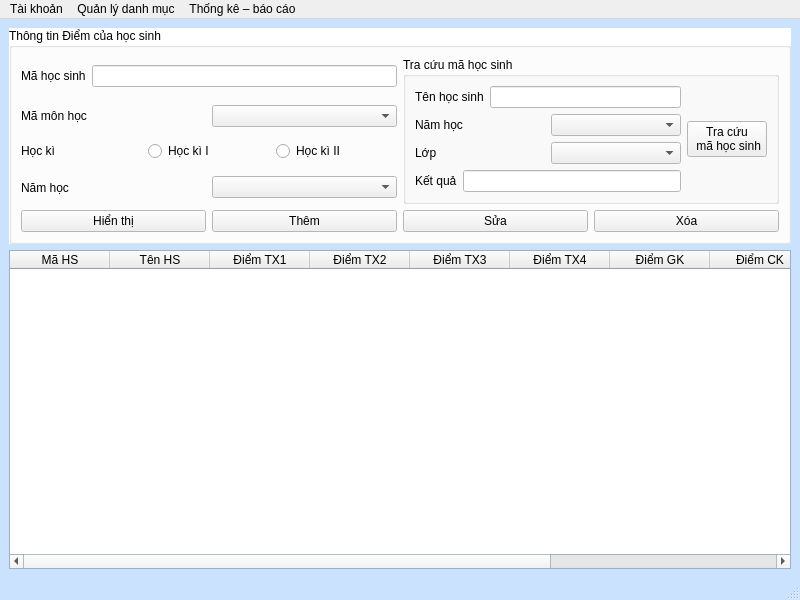
This is HongGrader/quanlydiem.ui in vumari/HongGrader as Qt 5 draws it before an edit. The edited form follows.
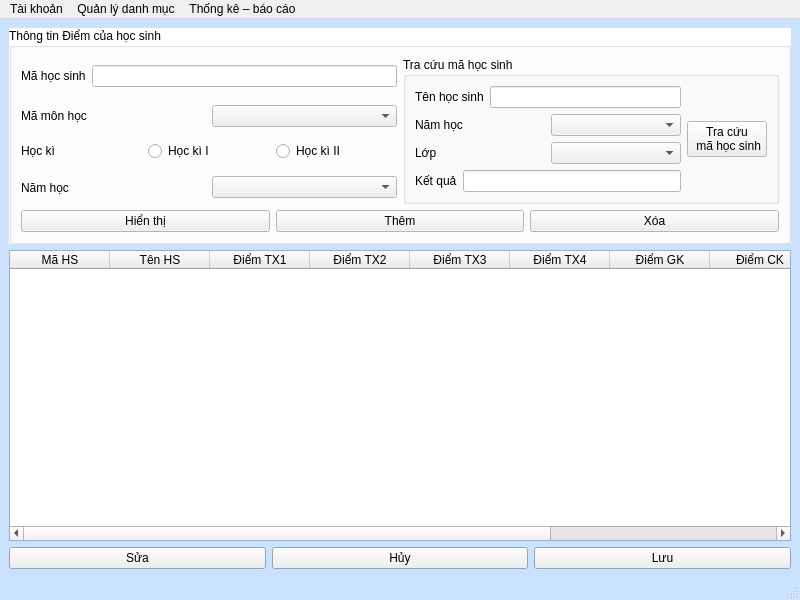
This is the edited form.

Diff of the .ui file:
```diff
--- a/HongGrader/quanlydiem.ui
+++ b/HongGrader/quanlydiem.ui
@@ -116,7 +116,28 @@
        <string>Thông tin Điểm của học sinh</string>
       </property>
       <layout class="QGridLayout" name="gridLayout_2">
-       <item row="0" column="2" rowspan="4" colspan="2">
+       <item row="0" column="0">
+        <layout class="QHBoxLayout" name="horizontalLayout_9">
+         <item>
+          <widget class="QLabel" name="label">
+           <property name="text">
+            <string>Mã học sinh</string>
+           </property>
+          </widget>
+         </item>
+         <item>
+          <widget class="QLineEdit" name="LEmaHS">
+           <property name="autoFillBackground">
+            <bool>false</bool>
+           </property>
+           <property name="styleSheet">
+            <string notr="true"/>
+           </property>
+          </widget>
+         </item>
+        </layout>
+       </item>
+       <item row="0" column="1" rowspan="4">
         <widget class="QGroupBox" name="groupBox_HS">
          <property name="title">
           <string>Tra cứu mã học sinh</string>
@@ -189,42 +210,21 @@
          </layout>
         </widget>
        </item>
-       <item row="0" column="0" colspan="2">
-        <layout class="QHBoxLayout" name="horizontalLayout_9">
+       <item row="1" column="0">
+        <layout class="QHBoxLayout" name="horizontalLayout_10">
          <item>
-          <widget class="QLabel" name="label">
+          <widget class="QLabel" name="label_2">
            <property name="text">
-            <string>Mã học sinh</string>
+            <string>Mã môn học</string>
            </property>
           </widget>
          </item>
          <item>
-          <widget class="QLineEdit" name="LEmaHS">
-           <property name="autoFillBackground">
-            <bool>false</bool>
-           </property>
-           <property name="styleSheet">
-            <string notr="true"/>
-           </property>
-          </widget>
+          <widget class="QComboBox" name="CBmonhoc"/>
          </item>
         </layout>
        </item>
-       <item row="4" column="0">
-        <widget class="QPushButton" name="BThienthi">
-         <property name="text">
-          <string>Hiển thị</string>
-         </property>
-        </widget>
-       </item>
-       <item row="4" column="1">
-        <widget class="QPushButton" name="BTthem">
-         <property name="text">
-          <string>Thêm</string>
-         </property>
-        </widget>
-       </item>
-       <item row="2" column="0" colspan="2">
+       <item row="2" column="0">
         <layout class="QHBoxLayout" name="horizontalLayout_5">
          <item>
           <widget class="QLabel" name="label_3">
@@ -249,7 +249,7 @@
          </item>
         </layout>
        </item>
-       <item row="3" column="0" colspan="2">
+       <item row="3" column="0">
         <layout class="QHBoxLayout" name="horizontalLayout_12">
          <item>
           <widget class="QLabel" name="label_4">
@@ -263,34 +263,31 @@
          </item>
         </layout>
        </item>
-       <item row="4" column="3">
-        <widget class="QPushButton" name="Btxoa">
-         <property name="text">
-          <string>Xóa</string>
-         </property>
-        </widget>
-       </item>
-       <item row="1" column="0" colspan="2">
-        <layout class="QHBoxLayout" name="horizontalLayout_10">
+       <item row="4" column="0" colspan="2">
+        <layout class="QHBoxLayout" name="horizontalLayout_7">
          <item>
-          <widget class="QLabel" name="label_2">
+          <widget class="QPushButton" name="BThienthi">
            <property name="text">
-            <string>Mã môn học</string>
+            <string>Hiển thị</string>
            </property>
           </widget>
          </item>
          <item>
-          <widget class="QComboBox" name="CBmonhoc"/>
+          <widget class="QPushButton" name="BTthem">
+           <property name="text">
+            <string>Thêm</string>
+           </property>
+          </widget>
+         </item>
+         <item>
+          <widget class="QPushButton" name="Btxoa">
+           <property name="text">
+            <string>Xóa</string>
+           </property>
+          </widget>
          </item>
         </layout>
        </item>
-       <item row="4" column="2">
-        <widget class="QPushButton" name="BTsua">
-         <property name="text">
-          <string>Sửa</string>
-         </property>
-        </widget>
-       </item>
       </layout>
      </widget>
     </item>
@@ -351,6 +348,31 @@
       </column>
      </widget>
     </item>
+    <item>
+     <layout class="QHBoxLayout" name="horizontalLayout_6">
+      <item>
+       <widget class="QPushButton" name="BTsua">
+        <property name="text">
+         <string>Sửa</string>
+        </property>
+       </widget>
+      </item>
+      <item>
+       <widget class="QPushButton" name="BThuy">
+        <property name="text">
+         <string>Hủy</string>
+        </property>
+       </widget>
+      </item>
+      <item>
+       <widget class="QPushButton" name="BTluu">
+        <property name="text">
+         <string>Lưu</string>
+        </property>
+       </widget>
+      </item>
+     </layout>
+    </item>
    </layout>
   </widget>
   <widget class="QMenuBar" name="menubar">
```
